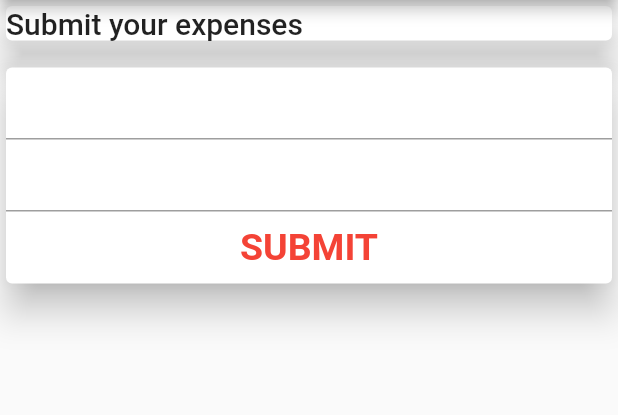
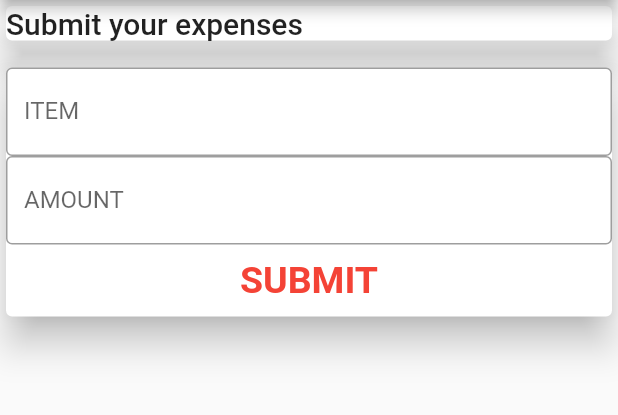
Before and after one commit to sanjibsinha/expense_list, a Flutter app: the screen it shows after launch, on a phone screen of 412 x 824 dp, the part 84-499 px from its top. Run offline on Flutter 3.47's test engine with Material 2 defaults, Android fonts, the phone set to English and light mode, and no system bars.

Commit message:
textfield modified

```diff
--- a/lib/views/expense_first_page.dart
+++ b/lib/views/expense_first_page.dart
@@ -45,9 +45,25 @@ class _ExpenseFirstPageState extends State<ExpenseFirstPage> {
               child: Column(
                 children: [
                   TextField(
+                    decoration: InputDecoration(
+                      border: OutlineInputBorder(),
+                      labelText: 'ITEM',
+                      suffixStyle: TextStyle(
+                        fontSize: 50,
+                        fontWeight: FontWeight.bold,
+                      ),
+                    ),
                     controller: titleController,
                   ),
                   TextField(
+                    decoration: InputDecoration(
+                      border: OutlineInputBorder(),
+                      labelText: 'AMOUNT',
+                      suffixStyle: TextStyle(
+                        fontSize: 50,
+                        fontWeight: FontWeight.bold,
+                      ),
+                    ),
                     controller: amountController,
                   ),
                   TextButton(
--- a/lib/views/material_and_scaffold.dart
+++ b/lib/views/material_and_scaffold.dart
@@ -7,6 +7,7 @@ class ExpenseApp extends StatelessWidget {
   Widget build(BuildContext context) {
     return MaterialApp(
       title: 'Flutter Demo',
+      debugShowCheckedModeBanner: false,
       theme: ThemeData(
         primarySwatch: Colors.red,
       ),
```
Also changed, not shown: pubspec.lock, 1 other file.
